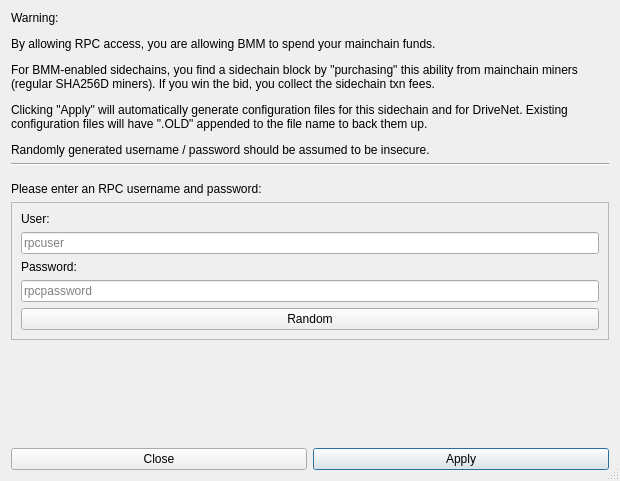
First picture: the form in src/qt/forms/confgeneratordialog.ui, repository skydogenet/sidechains, before the edit.
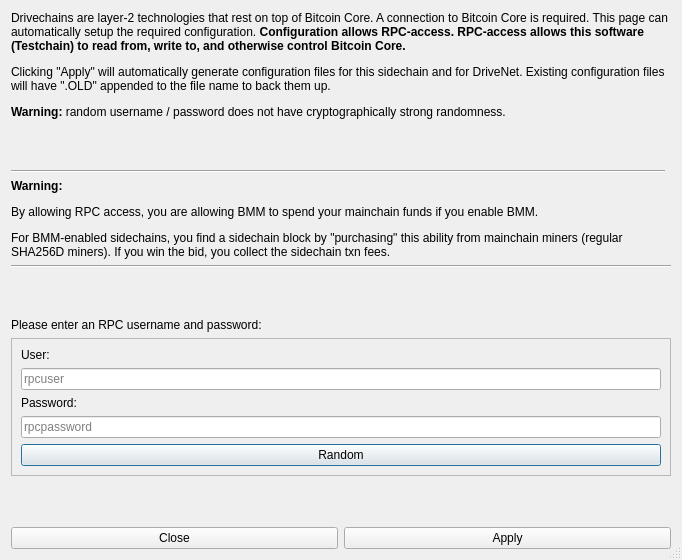
Second picture: the form after the edit. Icons and pictures are not drawn.

Commit message:
Sidechain GUI upgrade
* Add more explanation and make the configuration generator dialog more
clear / helpful

* Don't show the parent chain tab contents until configuration has been
completed

* Show an error message over the parent chain tab if connection fails

* Add a restart overlay page to the parent chain tab once configuration
has been done but user has not restarted

* Add function to check for configuration files

The edit to the form file:
```diff
--- a/src/qt/forms/confgeneratordialog.ui
+++ b/src/qt/forms/confgeneratordialog.ui
@@ -6,8 +6,8 @@
    <rect>
     <x>0</x>
     <y>0</y>
-    <width>620</width>
-    <height>481</height>
+    <width>682</width>
+    <height>560</height>
    </rect>
   </property>
   <property name="windowTitle">
@@ -17,14 +17,7 @@
    <bool>true</bool>
   </property>
   <layout class="QGridLayout" name="gridLayout">
-   <item row="6" column="1">
-    <widget class="QPushButton" name="pushButtonApply">
-     <property name="text">
-      <string>Apply</string>
-     </property>
-    </widget>
-   </item>
-   <item row="5" column="0" colspan="2">
+   <item row="5" column="0">
     <spacer name="verticalSpacer">
      <property name="orientation">
       <enum>Qt::Vertical</enum>
@@ -37,28 +30,43 @@
      </property>
     </spacer>
    </item>
-   <item row="1" column="0" colspan="2">
+   <item row="4" column="0" colspan="2">
     <widget class="Line" name="line">
+     <property name="sizePolicy">
+      <sizepolicy hsizetype="MinimumExpanding" vsizetype="Fixed">
+       <horstretch>0</horstretch>
+       <verstretch>0</verstretch>
+      </sizepolicy>
+     </property>
      <property name="orientation">
       <enum>Qt::Horizontal</enum>
      </property>
     </widget>
    </item>
-   <item row="3" column="0">
+   <item row="6" column="0">
     <widget class="QLabel" name="label_2">
      <property name="text">
       <string>Please enter an RPC username and password:</string>
      </property>
+     <property name="wordWrap">
+      <bool>true</bool>
+     </property>
     </widget>
    </item>
-   <item row="6" column="0">
-    <widget class="QPushButton" name="pushButtonClose">
-     <property name="text">
-      <string>Close</string>
+   <item row="8" column="0">
+    <spacer name="verticalSpacer_2">
+     <property name="orientation">
+      <enum>Qt::Vertical</enum>
      </property>
-    </widget>
+     <property name="sizeHint" stdset="0">
+      <size>
+       <width>20</width>
+       <height>40</height>
+      </size>
+     </property>
+    </spacer>
    </item>
-   <item row="4" column="0" colspan="2">
+   <item row="7" column="0" colspan="2">
     <widget class="QFrame" name="frame">
      <property name="frameShape">
       <enum>QFrame::StyledPanel</enum>
@@ -112,7 +120,7 @@
    <item row="0" column="0" colspan="2">
     <widget class="QLabel" name="label">
      <property name="text">
-      <string>&lt;html&gt;&lt;head/&gt;&lt;body&gt;&lt;p&gt;Warning:&lt;/p&gt;&lt;p&gt;By allowing RPC access, you are allowing BMM to spend your mainchain funds. &lt;/p&gt;&lt;p&gt;For BMM-enabled sidechains, you find a sidechain block by &amp;quot;purchasing&amp;quot; this ability from mainchain miners (regular SHA256D miners). If you win the bid, you collect the sidechain txn fees.&lt;/p&gt;&lt;p&gt;Clicking &amp;quot;Apply&amp;quot; will automatically generate configuration files for this sidechain and for DriveNet. Existing configuration files will have &amp;quot;.OLD&amp;quot; appended to the file name to back them up.&lt;/p&gt;&lt;p&gt;Randomly generated username / password should be assumed to be insecure.&lt;/p&gt;&lt;/body&gt;&lt;/html&gt;</string>
+      <string>&lt;html&gt;&lt;head/&gt;&lt;body&gt;&lt;p&gt;Drivechains are layer-2 technologies that rest on top of Bitcoin Core. A connection to Bitcoin Core is required. This page can automatically setup the required configuration. &lt;span style=&quot; font-weight:600;&quot;&gt;Configuration allows RPC-access. RPC-access allows this software (Testchain) to read from, write to, and otherwise control Bitcoin Core.&lt;/span&gt;&lt;/p&gt;&lt;p&gt;Clicking &amp;quot;Apply&amp;quot; will automatically generate configuration files for this sidechain and for DriveNet. Existing configuration files will have &amp;quot;.OLD&amp;quot; appended to the file name to back them up.&lt;/p&gt;&lt;p&gt;&lt;span style=&quot; font-weight:600;&quot;&gt;Warning:&lt;/span&gt; random username / password does not have cryptographically strong randomness.&lt;/p&gt;&lt;/body&gt;&lt;/html&gt;</string>
      </property>
      <property name="textFormat">
       <enum>Qt::AutoText</enum>
@@ -122,18 +130,91 @@
      </property>
     </widget>
    </item>
-   <item row="2" column="0" colspan="2">
-    <spacer name="verticalSpacer_2">
+   <item row="9" column="0" colspan="2">
+    <widget class="QFrame" name="frame_2">
+     <property name="frameShape">
+      <enum>QFrame::NoFrame</enum>
+     </property>
+     <property name="frameShadow">
+      <enum>QFrame::Raised</enum>
+     </property>
+     <property name="lineWidth">
+      <number>0</number>
+     </property>
+     <layout class="QHBoxLayout" name="horizontalLayout">
+      <property name="leftMargin">
+       <number>0</number>
+      </property>
+      <property name="topMargin">
+       <number>0</number>
+      </property>
+      <property name="rightMargin">
+       <number>0</number>
+      </property>
+      <property name="bottomMargin">
+       <number>0</number>
+      </property>
+      <item>
+       <widget class="QPushButton" name="pushButtonClose">
+        <property name="sizePolicy">
+         <sizepolicy hsizetype="MinimumExpanding" vsizetype="Fixed">
+          <horstretch>0</horstretch>
+          <verstretch>0</verstretch>
+         </sizepolicy>
+        </property>
+        <property name="text">
+         <string>Close</string>
+        </property>
+       </widget>
+      </item>
+      <item>
+       <widget class="QPushButton" name="pushButtonApply">
+        <property name="sizePolicy">
+         <sizepolicy hsizetype="MinimumExpanding" vsizetype="Fixed">
+          <horstretch>0</horstretch>
+          <verstretch>0</verstretch>
+         </sizepolicy>
+        </property>
+        <property name="text">
+         <string>Apply</string>
+        </property>
+       </widget>
+      </item>
+     </layout>
+    </widget>
+   </item>
+   <item row="3" column="0" colspan="2">
+    <widget class="QLabel" name="label_5">
+     <property name="text">
+      <string>&lt;html&gt;&lt;head/&gt;&lt;body&gt;&lt;p&gt;&lt;span style=&quot; font-weight:600;&quot;&gt;Warning:&lt;/span&gt;&lt;/p&gt;&lt;p&gt;By allowing RPC access, you are allowing BMM to spend your mainchain funds if you enable BMM. &lt;/p&gt;&lt;p&gt;For BMM-enabled sidechains, you find a sidechain block by &amp;quot;purchasing&amp;quot; this ability from mainchain miners (regular SHA256D miners). If you win the bid, you collect the sidechain txn fees.&lt;/p&gt;&lt;/body&gt;&lt;/html&gt;</string>
+     </property>
+     <property name="wordWrap">
+      <bool>true</bool>
+     </property>
+    </widget>
+   </item>
+   <item row="2" column="0">
+    <widget class="Line" name="line_2">
+     <property name="sizePolicy">
+      <sizepolicy hsizetype="MinimumExpanding" vsizetype="Fixed">
+       <horstretch>0</horstretch>
+       <verstretch>0</verstretch>
+      </sizepolicy>
+     </property>
+     <property name="orientation">
+      <enum>Qt::Horizontal</enum>
+     </property>
+    </widget>
+   </item>
+   <item row="1" column="0">
+    <spacer name="verticalSpacer_3">
      <property name="orientation">
       <enum>Qt::Vertical</enum>
      </property>
-     <property name="sizeType">
-      <enum>QSizePolicy::Minimum</enum>
-     </property>
      <property name="sizeHint" stdset="0">
       <size>
        <width>20</width>
-       <height>10</height>
+       <height>40</height>
       </size>
      </property>
     </spacer>
```
Left out of the diff: 14 changed lines with no effect on the pictures. The commit also changes 5 other files.
